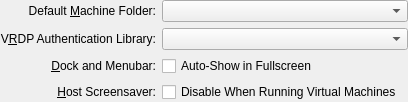
Before: the Qt Designer form vbox/src/VBox/Frontends/VirtualBox/src/settings/global/UIGlobalSettingsGeneral.ui in jljuxgm/vboxgit, drawn with Qt 5.
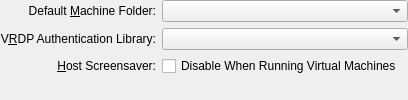
After: the same form once the commit is applied. Custom widgets are drawn as their Qt base class.

Patch:
```diff
--- a/vbox/src/VBox/Frontends/VirtualBox/src/settings/global/UIGlobalSettingsGeneral.ui
+++ b/vbox/src/VBox/Frontends/VirtualBox/src/settings/global/UIGlobalSettingsGeneral.ui
@@ -71,29 +71,6 @@
     </widget>
    </item>
    <item row="2" column="0">
-    <widget class="QLabel" name="m_pLabelPresentationMode">
-     <property name="text">
-      <string>&amp;Dock and Menubar:</string>
-     </property>
-     <property name="alignment">
-      <set>Qt::AlignRight|Qt::AlignTrailing|Qt::AlignVCenter</set>
-     </property>
-     <property name="buddy">
-      <cstring>m_pCheckBoxPresentationMode</cstring>
-     </property>
-    </widget>
-   </item>
-   <item row="2" column="1">
-    <widget class="QCheckBox" name="m_pCheckBoxPresentationMode">
-     <property name="text">
-      <string>Auto-Show in Fullscreen</string>
-     </property>
-     <property name="whatsThis">
-      <string>When checked, the host dock and menu bar will be shown when the virtual machine is in fullscreen mode.</string>
-     </property>
-    </widget>
-   </item>
-   <item row="3" column="0">
     <widget class="QLabel" name="m_pLabelHostScreenSaver">
      <property name="text">
       <string>&amp;Host Screensaver:</string>
@@ -106,7 +83,7 @@
      </property>
     </widget>
    </item>
-   <item row="3" column="1">
+   <item row="2" column="1">
     <widget class="QCheckBox" name="m_pCheckBoxHostScreenSaver">
      <property name="whatsThis">
       <string>When checked, the host screensaver will be disabled whenever a virtual machine is running.</string>
@@ -116,7 +93,7 @@
      </property>
     </widget>
    </item>
-   <item row="4" column="0" colspan="3">
+   <item row="3" column="0" colspan="3">
     <spacer>
      <property name="orientation">
       <enum>Qt::Vertical</enum>
```
